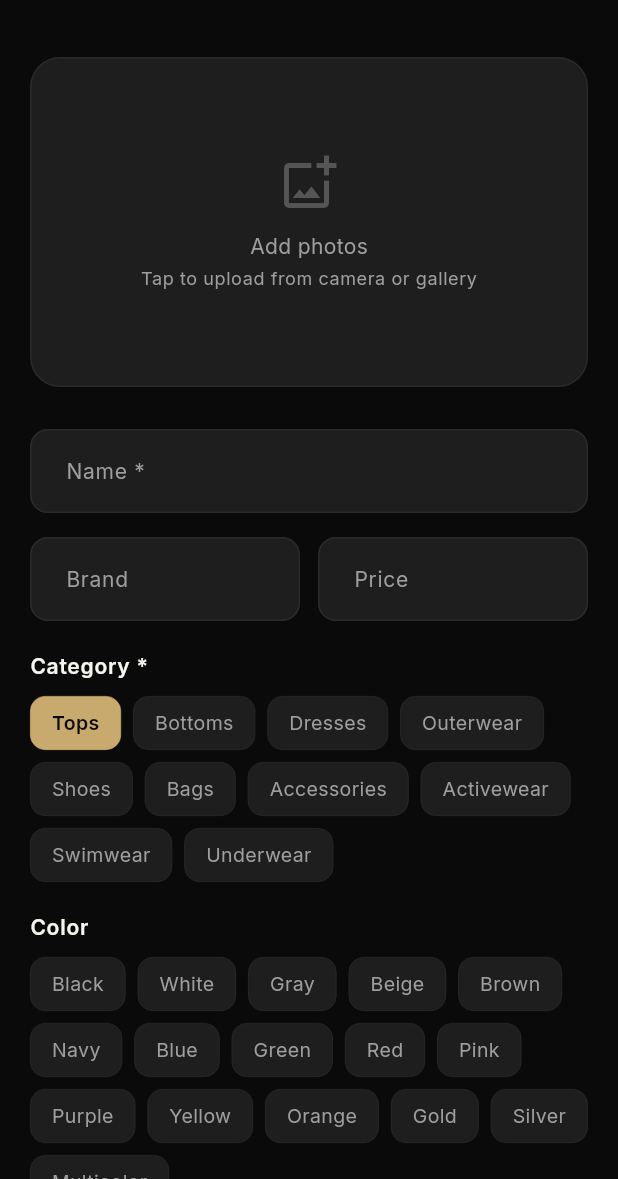
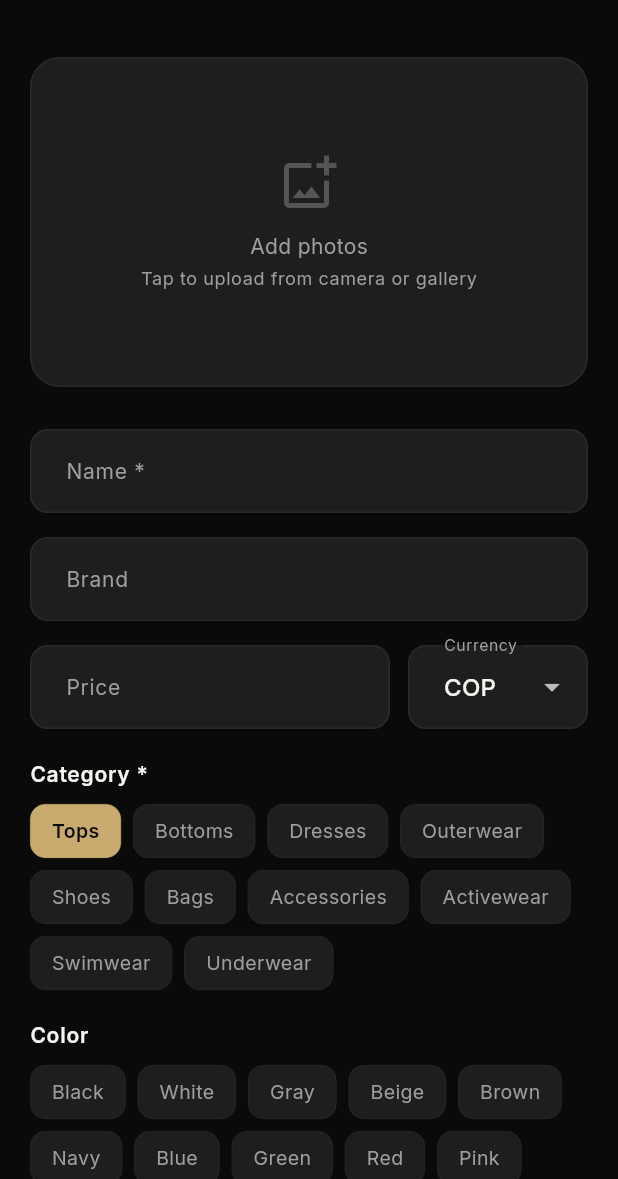
Before and after one commit to ElCabris/virutal-closet, a Flutter app: the AddGarmentScreen screen opened by its route, on a phone screen of 412 x 824 dp, the part 57-1236 px from its top. Run offline on Flutter 3.47's test engine with Material 3 defaults, Android fonts, the phone set to English and light mode, and no system bars; drawn by our look-alikes of flutter_animate; our stand-ins replace cached_network_image, dio, fl_chart, flutter_dotenv, flutter_riverpod, go_router and 5 more; accounts and stored records are empty.

Commit message:
Add per-garment currency selection, defaulting to COP
Prices were hardcoded to a $ prefix (effectively USD) everywhere.
Currency is now tracked per garment rather than as a single app-wide
setting, since garments can be bought in different currencies (e.g.
imported vs local purchases) and cost-per-wear should reflect that.

- garments.currency (migration 003), default 'COP'.
- Garment model carries currency alongside price.
- Add Garment screen gets a currency dropdown next to the price field,
  defaulting to COP; supported codes come from AppConstants.currencies
  (COP, USD, EUR, MXN — easy to extend).
- formatPrice() in helpers.dart replaces the unused, hardcoded-$
  formatCurrency() and is used everywhere a price is displayed
  (garment detail's price attribute and cost-per-wear stat). Uses a
  custom NumberFormat pattern so the symbol prefixes the amount
  ($150.000) instead of es_CO's default suffix placement, while
  keeping Colombian grouping/decimal separators.
- Added a unit test for formatPrice covering COP/USD/EUR and the
  unknown-currency-code fallback.

```diff
--- a/lib/core/constants/app_constants.dart
+++ b/lib/core/constants/app_constants.dart
@@ -71,4 +71,19 @@ class AppConstants {
     'Silver',
     'Multicolor',
   ];
+
+  // Currencies (code -> symbol). COP has no decimal digits since Colombian
+  // peso prices are conventionally quoted as whole numbers.
+  static const String defaultCurrency = 'COP';
+
+  static const Map<String, String> currencySymbols = {
+    'COP': '\$',
+    'USD': 'US\$',
+    'EUR': '€',
+    'MXN': 'MX\$',
+  };
+
+  static const Set<String> zeroDecimalCurrencies = {'COP'};
+
+  static List<String> get currencies => currencySymbols.keys.toList();
 }
--- a/lib/core/utils/helpers.dart
+++ b/lib/core/utils/helpers.dart
@@ -5,7 +5,22 @@ import '../constants/app_constants.dart';
 
 String formatDate(DateTime date) => DateFormat('MMM d, yyyy').format(date);
 String formatShortDate(DateTime date) => DateFormat('MMM d').format(date);
-String formatCurrency(double amount) => NumberFormat.currency(symbol: '\$').format(amount);
+
+String formatPrice(double amount, [String currency = AppConstants.defaultCurrency]) {
+  final symbol = AppConstants.currencySymbols[currency] ?? currency;
+  final decimalDigits = AppConstants.zeroDecimalCurrencies.contains(currency) ? 0 : 2;
+  // es_CO's default currency pattern places the symbol as a suffix
+  // ("150.000 $"); a custom pattern forces the "$150.000" prefix style
+  // Colombian users expect, while keeping the locale's separators
+  // (period for thousands, comma for decimals).
+  final decimals = decimalDigits > 0 ? '.${'0' * decimalDigits}' : '';
+  return NumberFormat.currency(
+    locale: 'es_CO',
+    symbol: symbol,
+    decimalDigits: decimalDigits,
+    customPattern: '¤#,##0$decimals',
+  ).format(amount);
+}
 
 Color categoryColor(String category) {
   final map = {
--- a/lib/data/models/garment.dart
+++ b/lib/data/models/garment.dart
@@ -1,3 +1,5 @@
+import '../../core/constants/app_constants.dart';
+
 class Garment {
   final String id;
   final String userId;
@@ -8,6 +10,7 @@ class Garment {
   final String? season;
   final String? occasion;
   final double? price;
+  final String currency;
   final List<String> imageUrls;
   final String? notes;
   final int wearCount;
@@ -24,6 +27,7 @@ class Garment {
     this.season,
     this.occasion,
     this.price,
+    this.currency = AppConstants.defaultCurrency,
     this.imageUrls = const [],
     this.notes,
     this.wearCount = 0,
@@ -48,6 +52,7 @@ class Garment {
         season: json['season'] as String?,
         occasion: json['occasion'] as String?,
         price: (json['price'] as num?)?.toDouble(),
+        currency: json['currency'] as String? ?? AppConstants.defaultCurrency,
         imageUrls: (json['image_urls'] as List<dynamic>?)
                 ?.map((e) => e as String)
                 .toList() ??
@@ -70,6 +75,7 @@ class Garment {
         'season': season,
         'occasion': occasion,
         'price': price,
+        'currency': currency,
         'notes': notes,
         'wear_count': wearCount,
         'last_worn': lastWorn?.toIso8601String(),
@@ -84,6 +90,7 @@ class Garment {
     String? season,
     String? occasion,
     double? price,
+    String? currency,
     List<String>? imageUrls,
     String? notes,
     int? wearCount,
@@ -99,6 +106,7 @@ class Garment {
         season: season ?? this.season,
         occasion: occasion ?? this.occasion,
         price: price ?? this.price,
+        currency: currency ?? this.currency,
         imageUrls: imageUrls ?? this.imageUrls,
         notes: notes ?? this.notes,
         wearCount: wearCount ?? this.wearCount,
--- a/lib/data/repositories/garment_repository.dart
+++ b/lib/data/repositories/garment_repository.dart
@@ -45,6 +45,7 @@ class GarmentRepository {
     String? season,
     String? occasion,
     double? price,
+    String currency = AppConstants.defaultCurrency,
     String? notes,
     List<File> imageFiles = const [],
   }) async {
@@ -59,6 +60,7 @@ class GarmentRepository {
       'season': season,
       'occasion': occasion,
       'price': price,
+      'currency': currency,
       'notes': notes,
       'wear_count': 0,
     };
--- a/lib/presentation/screens/closet/add_garment_screen.dart
+++ b/lib/presentation/screens/closet/add_garment_screen.dart
@@ -26,6 +26,7 @@ class _AddGarmentScreenState extends ConsumerState<AddGarmentScreen> {
   String? _color;
   String? _season;
   String? _occasion;
+  String _currency = AppConstants.defaultCurrency;
   final List<File> _imageFiles = [];
   bool _saving = false;
 
@@ -74,6 +75,7 @@ class _AddGarmentScreenState extends ConsumerState<AddGarmentScreen> {
             season: _season,
             occasion: _occasion,
             price: double.tryParse(_priceCtrl.text),
+            currency: _currency,
             notes: _notesCtrl.text.trim().isEmpty ? null : _notesCtrl.text.trim(),
             imageFiles: _imageFiles,
           );
@@ -288,25 +290,38 @@ class _AddGarmentScreenState extends ConsumerState<AddGarmentScreen> {
               v == null || v.trim().isEmpty ? 'Enter garment name' : null,
         ),
         const SizedBox(height: 16),
+        TextFormField(
+          controller: _brandCtrl,
+          textCapitalization: TextCapitalization.words,
+          decoration: const InputDecoration(labelText: 'Brand'),
+        ),
+        const SizedBox(height: 16),
         Row(
+          crossAxisAlignment: CrossAxisAlignment.start,
           children: [
             Expanded(
+              flex: 2,
               child: TextFormField(
-                controller: _brandCtrl,
-                textCapitalization: TextCapitalization.words,
-                decoration: const InputDecoration(labelText: 'Brand'),
+                controller: _priceCtrl,
+                keyboardType:
+                    const TextInputType.numberWithOptions(decimal: true),
+                decoration: const InputDecoration(labelText: 'Price'),
               ),
             ),
             const SizedBox(width: 12),
             Expanded(
-              child: TextFormField(
-                controller: _priceCtrl,
-                keyboardType:
-                    const TextInputType.numberWithOptions(decimal: true),
-                decoration: const InputDecoration(
-                  labelText: 'Price',
-                  prefixText: '\$ ',
-                ),
+              child: DropdownButtonFormField<String>(
+                initialValue: _currency,
+                decoration: const InputDecoration(labelText: 'Currency'),
+                items: AppConstants.currencies
+                    .map((code) => DropdownMenuItem(
+                          value: code,
+                          child: Text(code),
+                        ))
+                    .toList(),
+                onChanged: (val) {
+                  if (val != null) setState(() => _currency = val);
+                },
               ),
             ),
           ],
--- a/lib/presentation/screens/closet/garment_detail_screen.dart
+++ b/lib/presentation/screens/closet/garment_detail_screen.dart
@@ -202,7 +202,7 @@ class _GarmentDetailScreenState extends ConsumerState<GarmentDetailScreen> {
               icon: Icons.attach_money,
               label: 'Cost / wear',
               value: garment.costPerWear > 0
-                  ? '\$${garment.costPerWear.toStringAsFixed(2)}'
+                  ? formatPrice(garment.costPerWear, garment.currency)
                   : 'N/A'),
         if (garment.lastWorn != null) ...[
           const SizedBox(width: 12),
@@ -249,7 +249,7 @@ class _GarmentDetailScreenState extends ConsumerState<GarmentDetailScreen> {
       'Season': garment.season,
       'Occasion': garment.occasion,
       'Price': garment.price != null
-          ? '\$${garment.price!.toStringAsFixed(2)}'
+          ? formatPrice(garment.price!, garment.currency)
           : null,
     };
 
```
Also changed, not shown: 3 other files.
